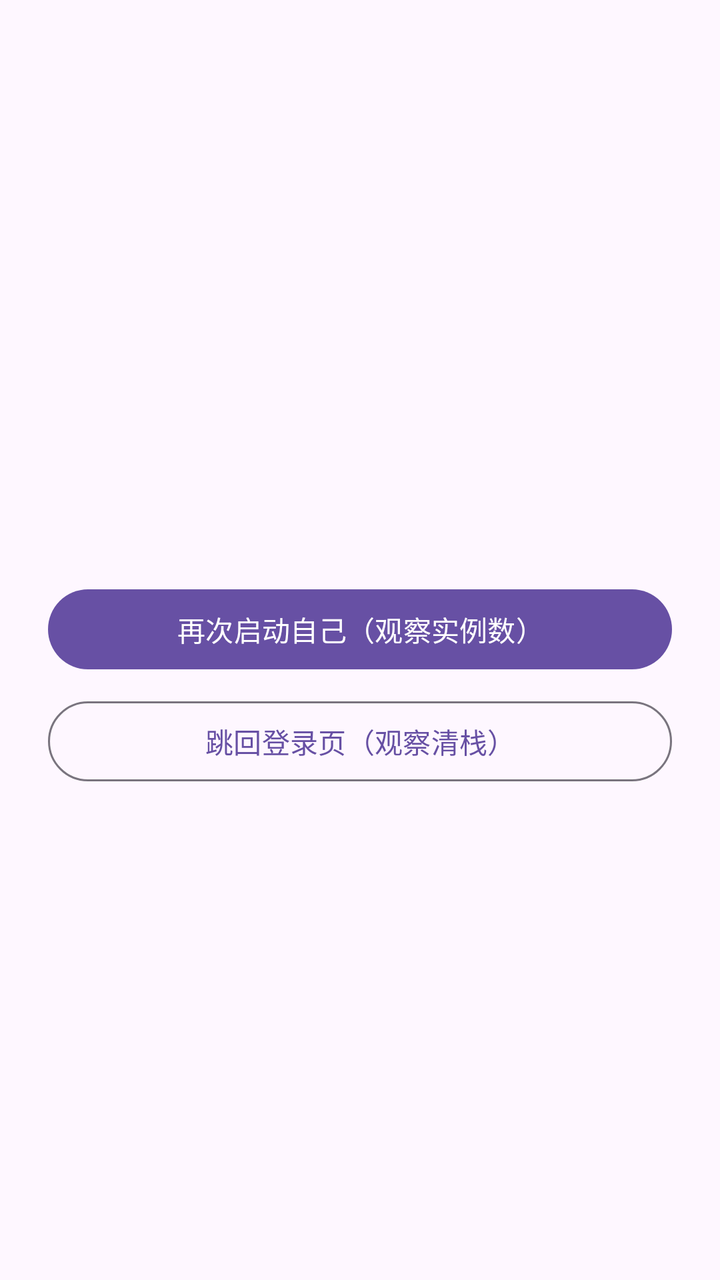
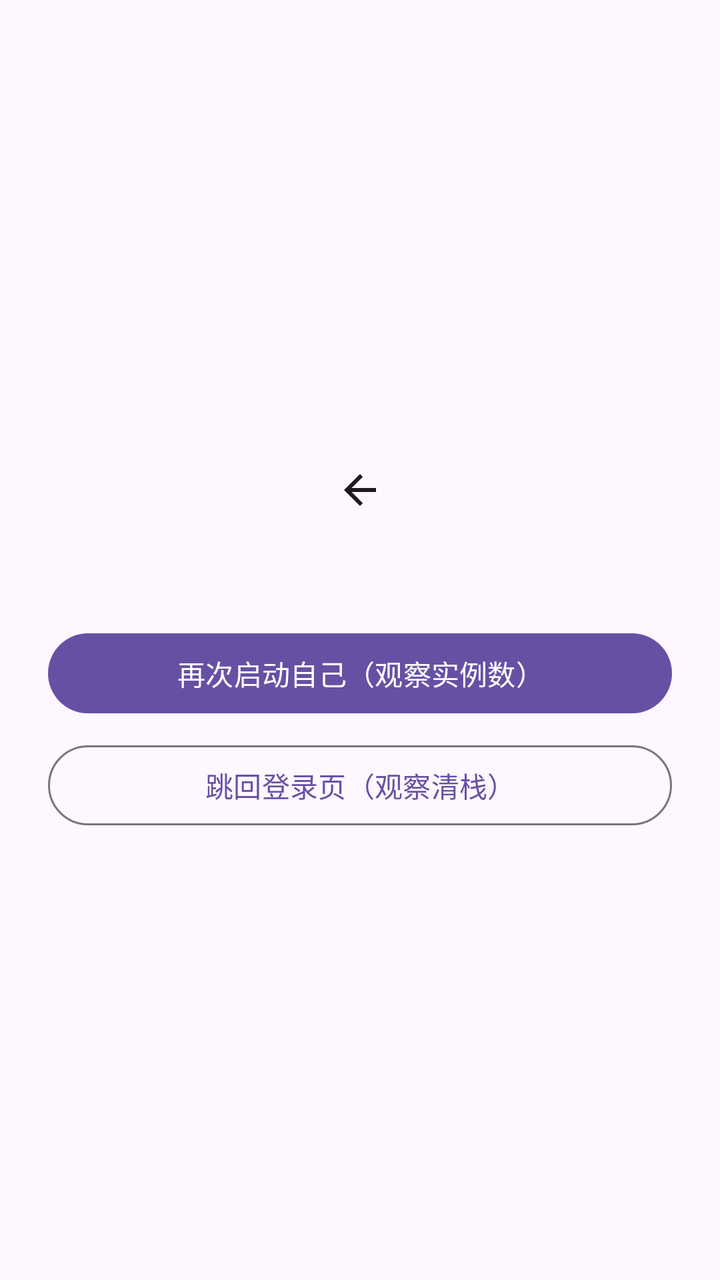

Screens rendered from an Android XML layout before and after an edit, with the pre-edit source and the edit as a unified diff.
<!-- AndroidManifest.xml: application theme Theme.Keyou -->
<!-- res/layout/activity_launch_mode.xml -->
<?xml version="1.0" encoding="utf-8"?>
<LinearLayout xmlns:android="http://schemas.android.com/apk/res/android"
    android:layout_width="match_parent"
    android:layout_height="match_parent"
    android:orientation="vertical"
    android:gravity="center"
    android:padding="24dp">

    <TextView
        android:id="@+id/tv_instance"
        android:layout_width="wrap_content"
        android:layout_height="wrap_content"
        android:textSize="16sp"
        android:layout_marginBottom="24dp" />

    <Button
        android:id="@+id/btn_relaunch_self"
        android:layout_width="match_parent"
        android:layout_height="wrap_content"
        android:text="@string/launch_relaunch_self" />

    <Button
        android:id="@+id/btn_goto_login"
        style="@style/Widget.Material3.Button.OutlinedButton"
        android:layout_width="match_parent"
        android:layout_height="wrap_content"
        android:text="@string/launch_goto_login"
        android:layout_marginTop="8dp" />

</LinearLayout>
<!-- resources referenced by this layout -->
<resources>
  <string name="launch_goto_login">跳回登录页（观察清栈）</string>
  <string name="launch_relaunch_self">再次启动自己（观察实例数）</string>
  <style name="Theme.Keyou" parent="Theme.Material3.DayNight.NoActionBar" />
</resources>

<!-- the commit's change to res/layout/activity_launch_mode.xml (unified diff, before → after) -->
@@ -5,6 +5,8 @@
     android:orientation="vertical"
     android:gravity="center"
     android:padding="24dp">
+
+    <include layout="@layout/view_back_bar" />
 
     <TextView
         android:id="@+id/tv_instance"
@@ -28,3 +30,19 @@
         android:layout_marginTop="8dp" />
 
 </LinearLayout>
+<!-- res/layout/view_back_bar.xml (included above) -->
+<?xml version="1.0" encoding="utf-8"?>
+<FrameLayout xmlns:android="http://schemas.android.com/apk/res/android"
+    android:layout_width="wrap_content"
+    android:layout_height="wrap_content">
+
+    <ImageButton
+        android:id="@+id/btn_back"
+        android:layout_width="44dp"
+        android:layout_height="44dp"
+        android:background="?attr/selectableItemBackgroundBorderless"
+        android:contentDescription="@string/back"
+        android:padding="10dp"
+        android:src="@drawable/ic_arrow_back" />
+
+</FrameLayout>
<!-- resource entries referenced after the edit -->
@@ -1,5 +1,18 @@
 <!-- resources referenced by this layout -->
 <resources>
+  <!-- drawable ic_arrow_back (drawable) -->
+  <?xml version="1.0" encoding="utf-8"?>
+  <vector xmlns:android="http://schemas.android.com/apk/res/android"
+      android:width="24dp"
+      android:height="24dp"
+      android:viewportWidth="24"
+      android:viewportHeight="24"
+      android:tint="?attr/colorOnSurface">
+      <path
+          android:fillColor="@android:color/white"
+          android:pathData="M20,11H7.83l5.59,-5.59L12,4l-8,8 8,8 1.41,-1.41L7.83,13H20v-2z" />
+  </vector>
+  <string name="back">返回</string>
   <string name="launch_goto_login">跳回登录页（观察清栈）</string>
   <string name="launch_relaunch_self">再次启动自己（观察实例数）</string>
   <style name="Theme.Keyou" parent="Theme.Material3.DayNight.NoActionBar" />
